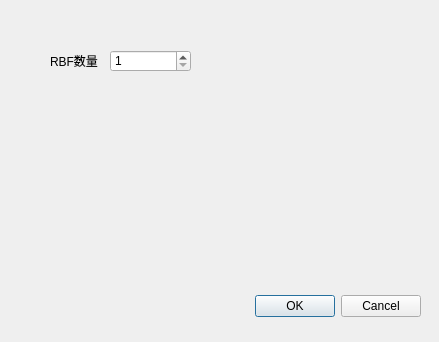
First picture: the form in sdrl/Gui/Representations/RBFDialog.ui, repository incumbent/sdrl, before the edit.
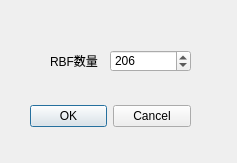
Second picture: the form after the edit.

What changed in the file:
```diff
--- a/sdrl/Gui/Representations/RBFDialog.ui
+++ b/sdrl/Gui/Representations/RBFDialog.ui
@@ -6,8 +6,8 @@
    <rect>
     <x>0</x>
     <y>0</y>
-    <width>439</width>
-    <height>342</height>
+    <width>237</width>
+    <height>163</height>
    </rect>
   </property>
   <property name="windowTitle">
@@ -16,9 +16,9 @@
   <widget class="QDialogButtonBox" name="buttonBox">
    <property name="geometry">
     <rect>
-     <x>80</x>
-     <y>290</y>
-     <width>341</width>
+     <x>30</x>
+     <y>100</y>
+     <width>161</width>
      <height>32</height>
     </rect>
    </property>
@@ -60,6 +60,9 @@
    <property name="maximum">
     <number>99999999</number>
    </property>
+   <property name="value">
+    <number>206</number>
+   </property>
   </widget>
  </widget>
  <resources/>
```
